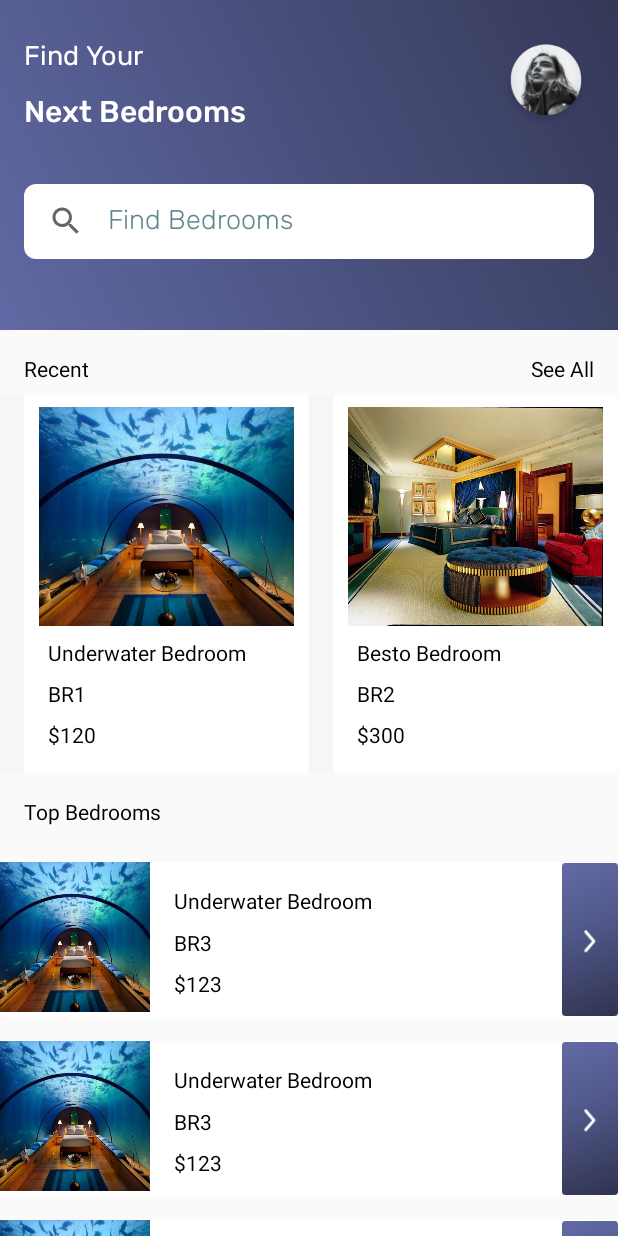
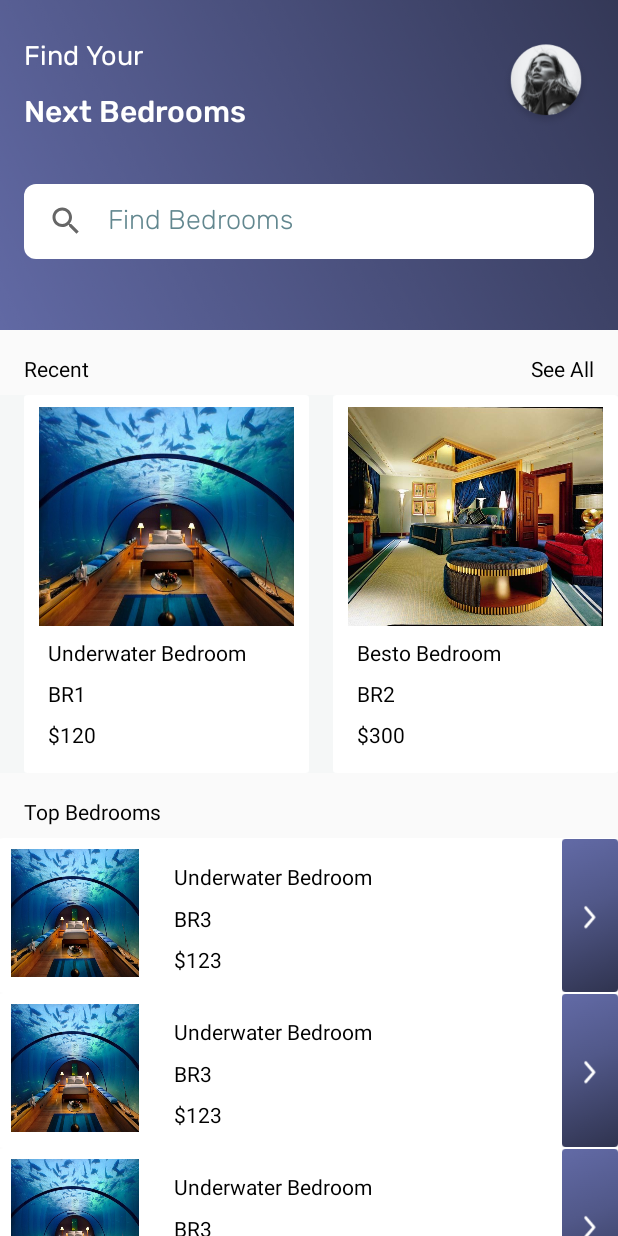
Before and after one commit to IsaiPortillo/TareaPDM, an Android app: the screen it shows after launch (MainActivity), on a phone screen of 412 x 824 dp. Run offline under Robolectric (Android 15) with nearby library versions, the phone set to English and light mode, and no system bars; Roboto replaces fonts that are not available here.

Commit message:
Modificaciones minimas

```diff
--- a/app/src/main/res/layout/activity_main.xml
+++ b/app/src/main/res/layout/activity_main.xml
@@ -127,5 +127,4 @@
         app:layout_constraintEnd_toEndOf="parent"
         app:layout_constraintStart_toStartOf="parent"
         app:layout_constraintTop_toBottomOf="@+id/textView5" />
-
 </androidx.constraintlayout.widget.ConstraintLayout>
--- a/app/src/main/res/layout/top_room_row_item.xml
+++ b/app/src/main/res/layout/top_room_row_item.xml
@@ -4,7 +4,6 @@
     xmlns:tools="http://schemas.android.com/tools"
     android:layout_width="match_parent"
     android:layout_height="wrap_content"
-    android:layout_marginTop="16dp"
     android:background="@drawable/card_bg">
 
     <ImageView
@@ -12,6 +11,7 @@
         android:layout_width="100dp"
         android:layout_height="100dp"
         android:adjustViewBounds="true"
+        android:padding="7dp"
         android:scaleType="fitXY"
         app:layout_constraintStart_toStartOf="parent"
         app:layout_constraintTop_toTopOf="parent"
```
